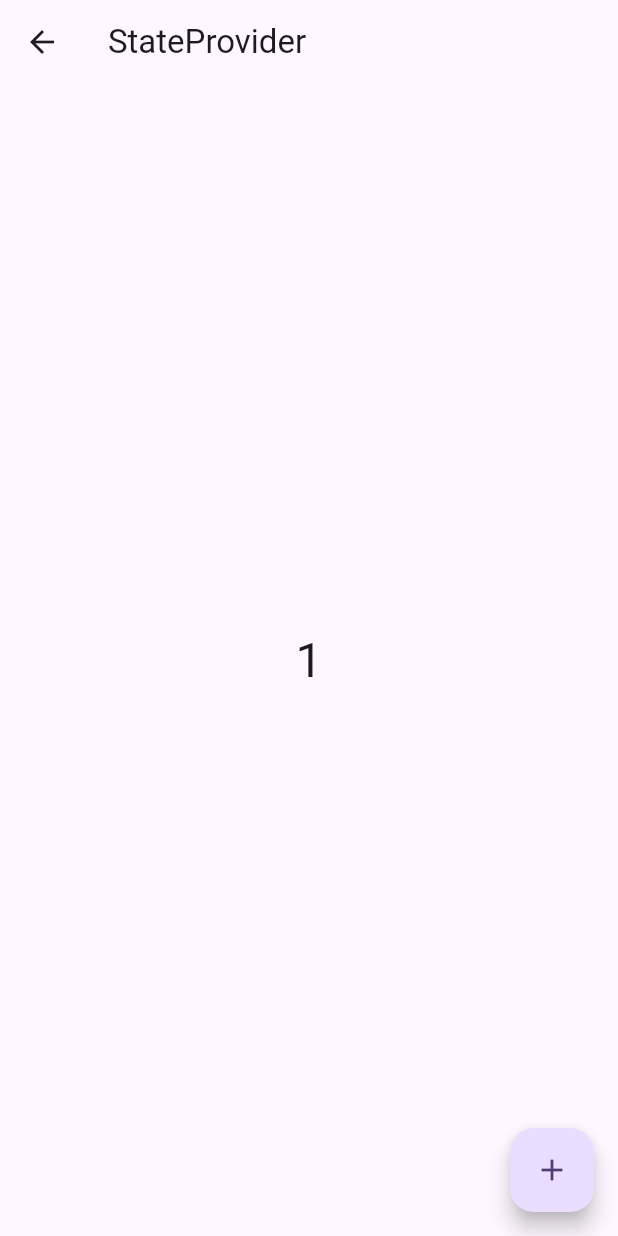
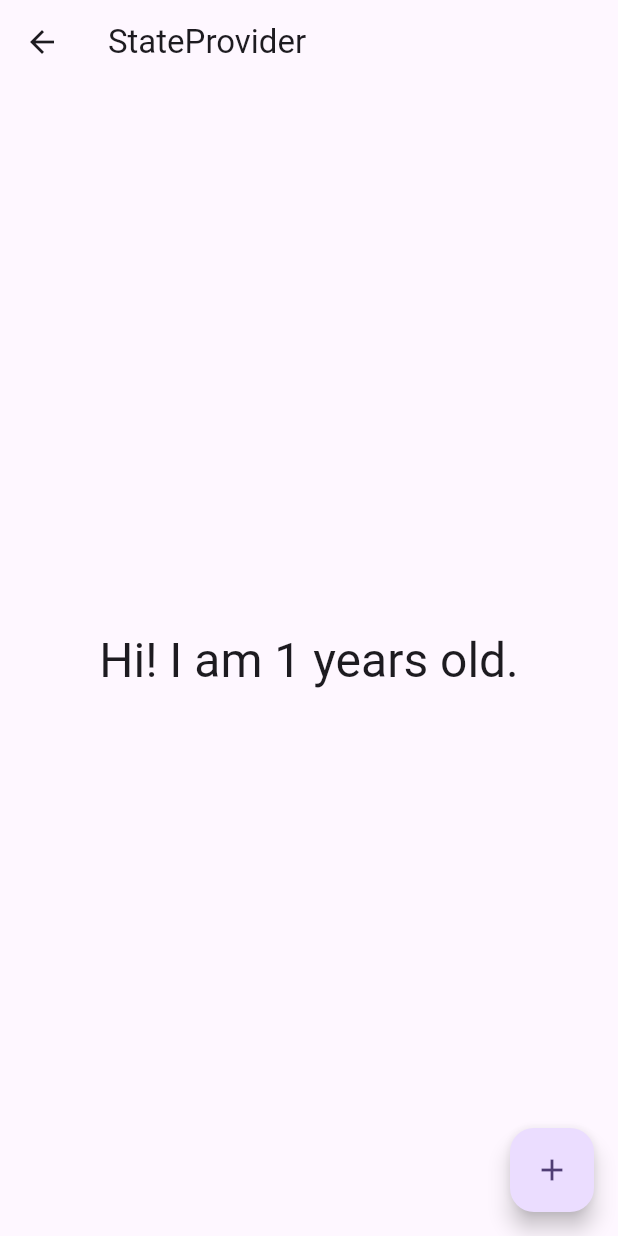
Before and after one commit to Bullets-jyr/state_provider, a Flutter app: the BasicPage screen opened directly, after a tap on the "add" icon, on a phone screen of 412 x 824 dp. Run offline on Flutter 3.47's test engine with Material 3 defaults, Android fonts, the phone set to English and light mode, and no system bars; our stand-ins replace flutter_riverpod, riverpod_annotation; generated files the repository leaves out were written again.

Commit message:
23. StateProvider - computed state with Provider

```diff
--- a/lib/pages/basic/basic_page.dart
+++ b/lib/pages/basic/basic_page.dart
@@ -8,23 +8,25 @@ class BasicPage extends ConsumerWidget {
 
   @override
   Widget build(BuildContext context, WidgetRef ref) {
-    ref.listen<int>(
-      counterProvider,
-      (previous, next) {
-        if (next == 3) {
-          showDialog(
-            context: context,
-            builder: (context) {
-              return AlertDialog(
-                content: Text('counter: $next'),
-              );
-            },
-          );
-        }
-      },
-    );
+    // ref.listen<int>(
+    //   counterProvider,
+    //   (previous, next) {
+    //     if (next == 3) {
+    //       showDialog(
+    //         context: context,
+    //         builder: (context) {
+    //           return AlertDialog(
+    //             content: Text('counter: $next'),
+    //           );
+    //         },
+    //       );
+    //     }
+    //   },
+    // );
 
-    final value = ref.watch(counterProvider);
+    final value = ref.watch(ageProvider);
+
+    // final value = ref.watch(counterProvider);
 
     // if (value == 3) {
     //   showDialog(
@@ -43,13 +45,14 @@ class BasicPage extends ConsumerWidget {
       ),
       body: Center(
         child: Text(
-          '$value',
+          value,
           style: Theme.of(context).textTheme.headlineLarge,
         ),
       ),
       floatingActionButton: FloatingActionButton(
         onPressed: () {
           ref.read(counterProvider.notifier).state++;
+          // ref.read(counterProvider.notifier).state = ref.read(counterProvider.notifier).state + 0;
         },
         child: const Icon(Icons.add),
       ),
--- a/lib/pages/basic/basic_provider.dart
+++ b/lib/pages/basic/basic_provider.dart
@@ -1,4 +1,7 @@
 import 'package:flutter_riverpod/flutter_riverpod.dart';
+import 'package:riverpod_annotation/riverpod_annotation.dart';
+
+part 'basic_provider.g.dart';
 
 final counterProvider = StateProvider<int>((ref) {
   ref.onDispose(() {
@@ -6,3 +9,13 @@ final counterProvider = StateProvider<int>((ref) {
   });
   return 0;
 });
+
+@Riverpod(keepAlive: true)
+String age(AgeRef ref) {
+// ignore: avoid_manual_providers_as_generated_provider_dependency
+  final age = ref.watch(counterProvider);
+  ref.onDispose(() {
+    print('[ageProvider] disposed');
+  });
+  return 'Hi! I am $age years old.';
+}
```
